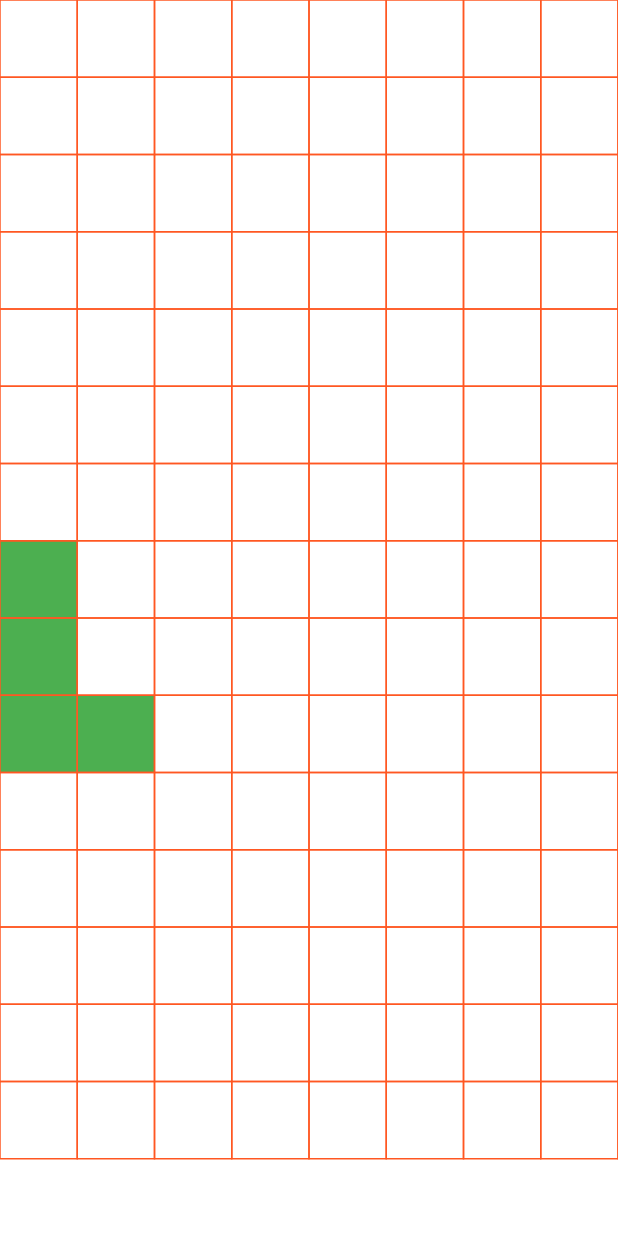
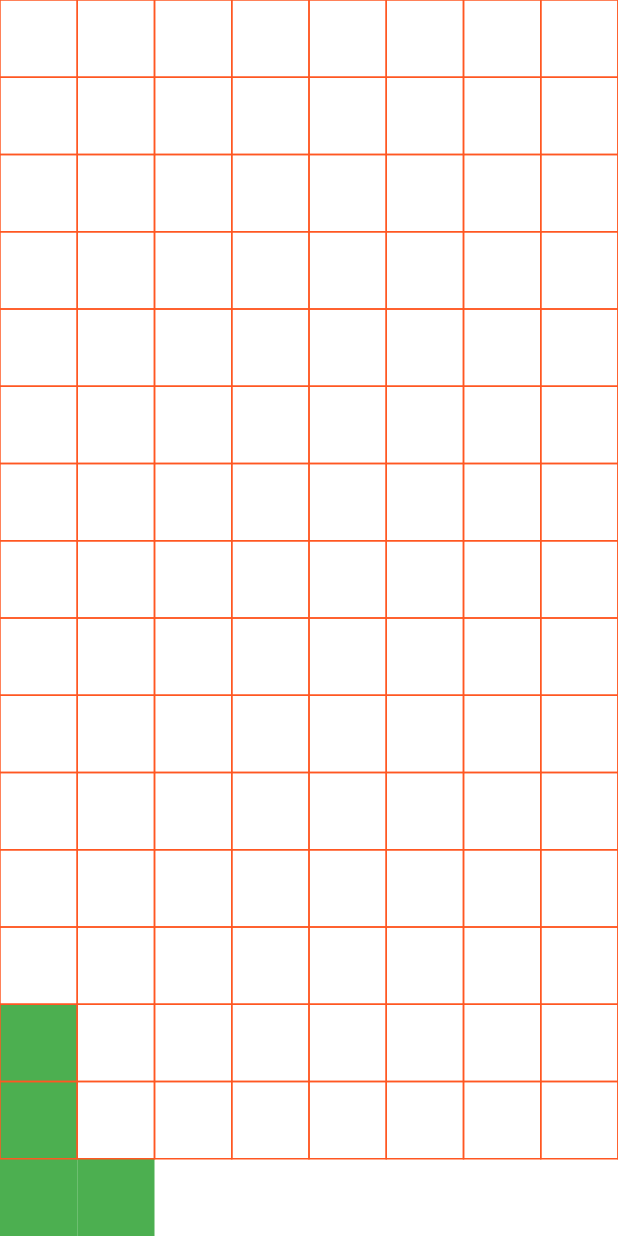
Before and after one commit to alexsullivan114/Fetris, a Flutter app: the screen it shows after launch, on a phone screen of 412 x 824 dp. Run offline on Flutter 3.47's test engine with Material 2 defaults, Android fonts, the phone set to English and light mode, and no system bars.

Commit message:
Speed up drop down speed

```diff
--- a/fetris/lib/main.dart
+++ b/fetris/lib/main.dart
@@ -46,7 +46,7 @@ class _TetrisBoardState extends State<TetrisBoard> {
   @override
   void initState() {
     super.initState();
-    Timer.periodic(new Duration(seconds: 1), (Timer timer) {
+    Timer.periodic(new Duration(milliseconds: 500), (Timer timer) {
       setState(() {
         _tetrominoes = _tetrominoes.map(_advance).toList();
       });
```
